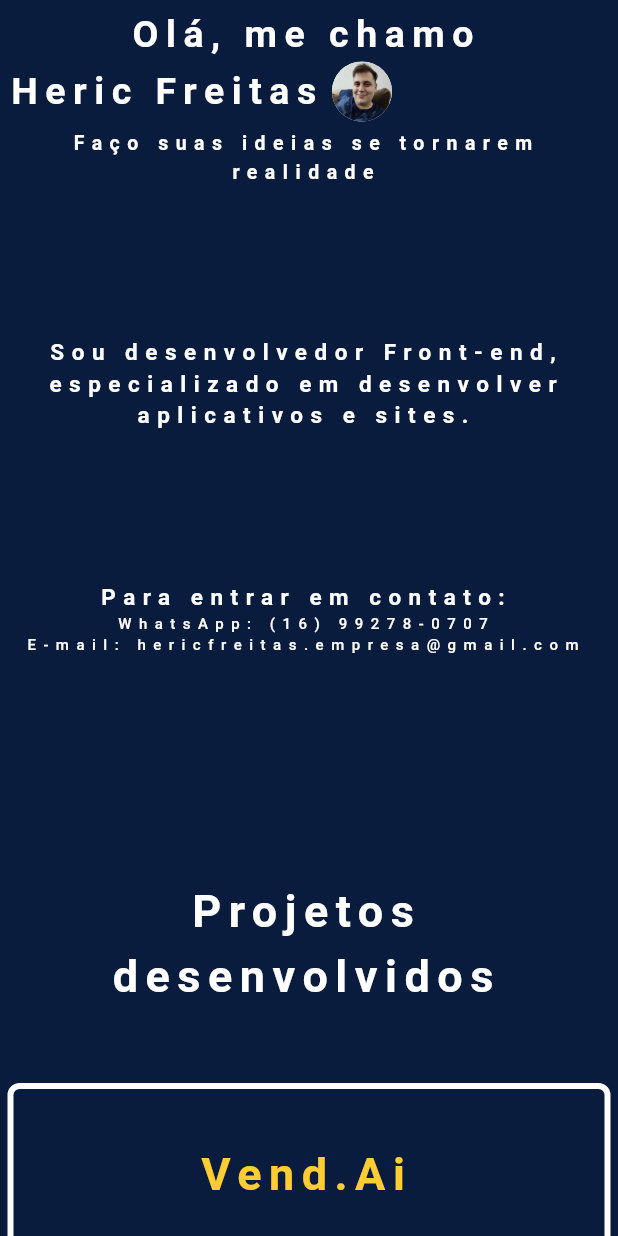
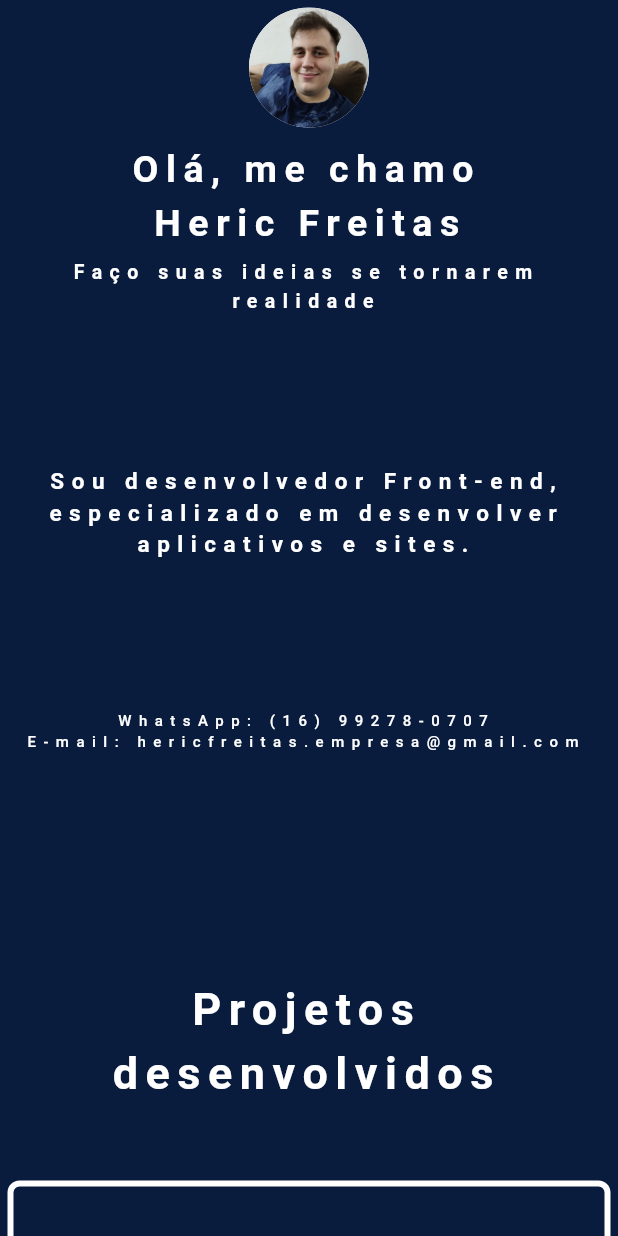
Before and after one commit to heric-freitas/projetos, a Flutter app: the screen it shows after launch, on a phone screen of 412 x 824 dp. Run offline on Flutter 3.47's test engine with Material 3 defaults, Android fonts, the light colour scheme and no system bars.

Commit message:
novo layout

```diff
--- a/lib/main.dart
+++ b/lib/main.dart
@@ -69,6 +69,15 @@ class _MyHomePageState extends State<MyHomePage> {
                 mainAxisSize: MainAxisSize.min,
                 crossAxisAlignment: CrossAxisAlignment.stretch,
                 children: [
+                  Align(
+                    alignment: isMobile? Alignment.center : Alignment.centerLeft,
+                    child: CircleAvatar(
+                      radius: isMobile ? 40 : 80,
+                      backgroundImage: const AssetImage('assets/perfil.png'),
+                      backgroundColor: Colors.white,
+                    ),
+                  ),
+                  const SizedBox(height: 10),
                   if (isMobile) ...{
                     Column(
                       children: [
@@ -83,6 +92,7 @@ class _MyHomePageState extends State<MyHomePage> {
                           ),
                         ),
                         Row(
+                          mainAxisAlignment: MainAxisAlignment.center,
                           children: [
                             SelectableText(
                               'Heric Freitas',
@@ -93,15 +103,6 @@ class _MyHomePageState extends State<MyHomePage> {
                                 fontSize: isMobile ? 25 : 50,
                                 letterSpacing: 5,
                               ),
-                            ),
-                            SizedBox(
-                              width: isMobile ? 5 : 20,
-                            ),
-                            CircleAvatar(
-                              radius: isMobile ? 20 : 40,
-                              backgroundImage:
-                                  const AssetImage('assets/perfil.png'),
-                              backgroundColor: Colors.white,
                             ),
                           ],
                         ),
@@ -132,15 +133,6 @@ class _MyHomePageState extends State<MyHomePage> {
                                 letterSpacing: 5,
                               ),
                             ),
-                            SizedBox(
-                              width: isMobile ? 5 : 20,
-                            ),
-                            CircleAvatar(
-                              radius: isMobile ? 20 : 40,
-                              backgroundImage:
-                                  const AssetImage('assets/perfil.png'),
-                              backgroundColor: Colors.white,
-                            ),
                           ],
                         ),
                       ],
@@ -168,16 +160,6 @@ class _MyHomePageState extends State<MyHomePage> {
                     ),
                   ),
                   const SizedBox(height: 100),
-                  SelectableText(
-                    'Para entrar em contato:',
-                    textAlign: isMobile ? TextAlign.center : null,
-                    style: TextStyle(
-                      fontWeight: FontWeight.w700,
-                      color: Colors.white,
-                      fontSize: isMobile ? 15 : 30,
-                      letterSpacing: 5,
-                    ),
-                  ),
                   SelectableText(
                     'WhatsApp: (16) 99278-0707\nE-mail: hericfreitas.empresa@gmail.com',
                     textAlign: isMobile ? TextAlign.center : null,
```
Also changed, not shown: 4 other files.
